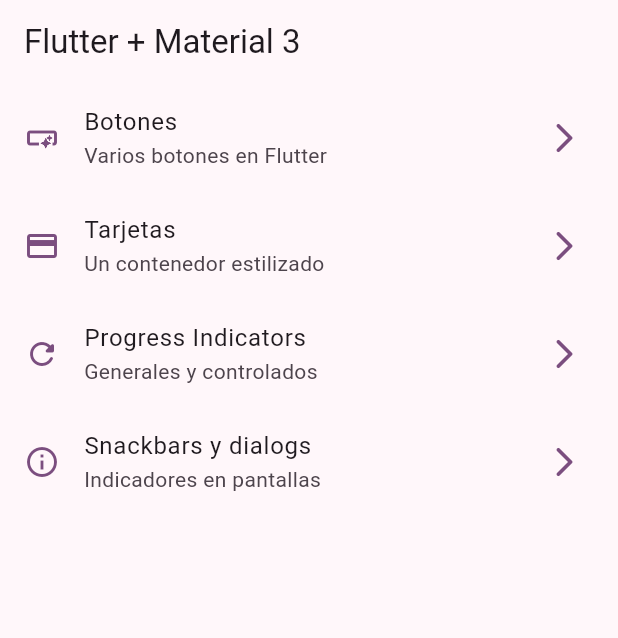
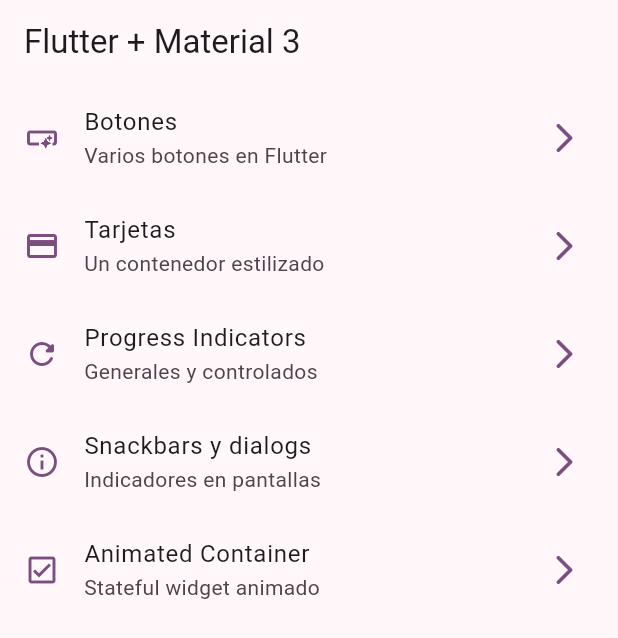
Before and after one commit to RosaLeaveMeAlone/widgets_app, a Flutter app: the screen it shows after launch, on a phone screen of 412 x 824 dp. Shown: the top 638 px of the screen. Run offline on Flutter 3.47's test engine with Material 3 defaults, Android fonts, the phone set to English and light mode, and no system bars; our stand-ins replace go_router.

Commit message:
Animated Cointainer

```diff
--- a/lib/config/menu/menu_items.dart
+++ b/lib/config/menu/menu_items.dart
@@ -42,4 +42,10 @@ const appMenuItems = <MenuItem>[
     link: '/snackbars',
     icon: Icons.info_outline
     ),
+  MenuItem(
+    title: 'Animated Container',
+    subTitle: 'Stateful widget animado',
+    link: '/animated',
+    icon: Icons.check_box_outlined
+    ),
 ];
--- a/lib/config/router/app_router.dart
+++ b/lib/config/router/app_router.dart
@@ -30,5 +30,10 @@ final appRouter = GoRouter(
       path: '/snackbars',
       builder: (context, state) => const SnackbarScreen(),
     ),
+    GoRoute(
+      name: AnimatedScreen.name,
+      path: '/animated',
+      builder: (context, state) => const AnimatedScreen(),
+    ),
   ],
 );
```
Also changed, not shown: lib/presentation/screens/animated/animated_screen.dart (+21 -1 lines).
